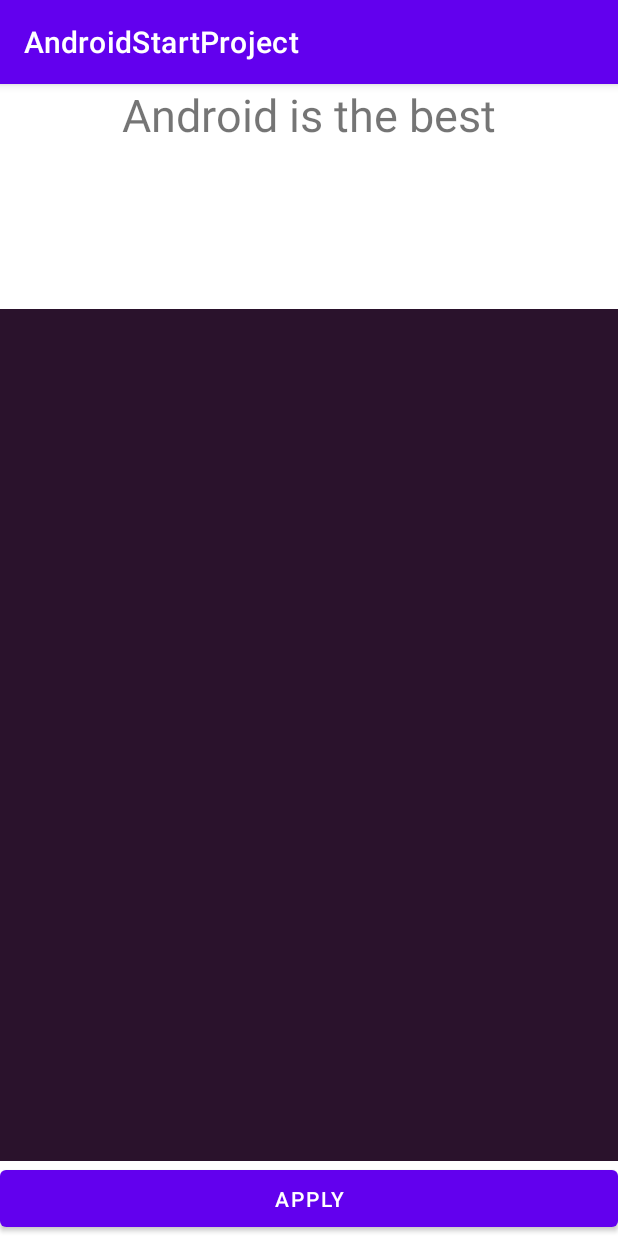
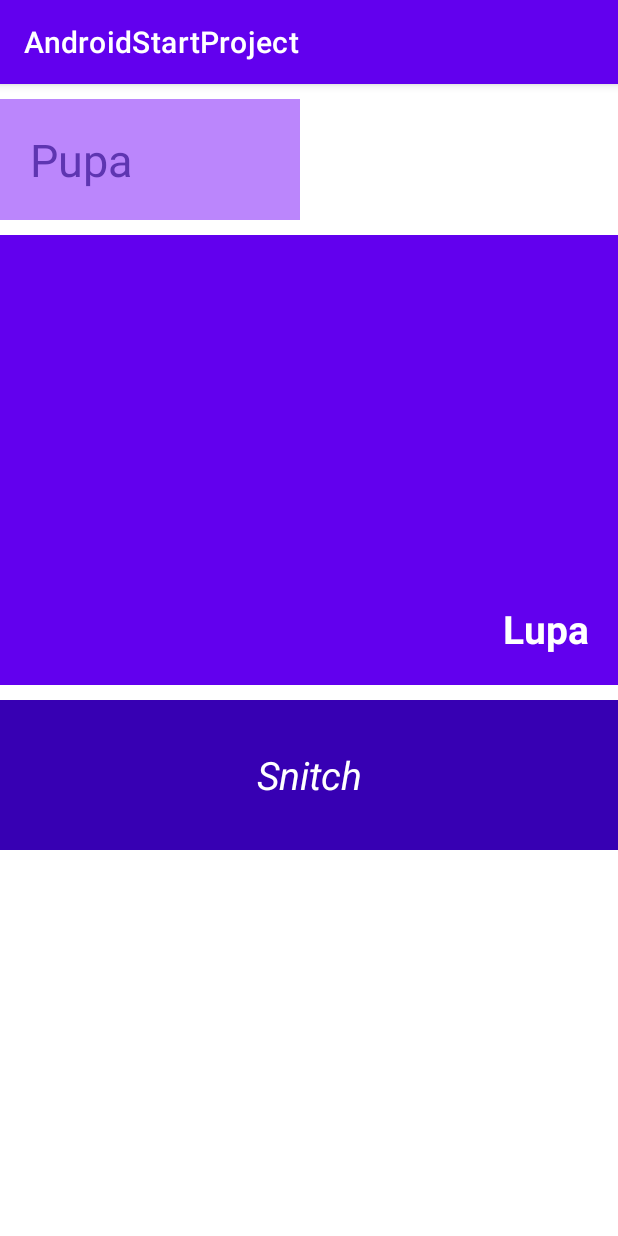
Before and after one commit to ATixonov/AndroidStartProject, an Android app: the screen it shows after launch (MainActivity), on a phone screen of 412 x 824 dp. Run offline under Robolectric (Android 15) with nearby library versions, the phone set to English and light mode, and no system bars.

Commit message:
LinearLayout example

```diff
--- a/app/src/main/res/layout/activity_main.xml
+++ b/app/src/main/res/layout/activity_main.xml
@@ -4,19 +4,42 @@
     xmlns:tools="http://schemas.android.com/tools"
     android:layout_width="match_parent"
     android:layout_height="match_parent"
-    android:gravity="center"
     android:orientation="vertical"
     tools:context=".MainActivity">
-
     <TextView
         android:id="@+id/text"
-        android:layout_width="wrap_content"
-        android:layout_height="200dp"
-        android:layout_weight="1"
-        android:text="Android is the best"
-        android:textSize="30sp" />
-
-    <View
+        android:layout_width="200dp"
+        android:layout_height="wrap_content"
+        android:padding="20dp"
+        android:layout_marginTop="10dp"
+        android:background="@color/purple_200"
+        android:text="Pupa"
+        android:textColor="#5E35B1"
+        android:textSize="30sp"
+        android:textStyle="normal" />
+    <TextView
+        android:layout_width="match_parent"
+        android:layout_height="300dp"
+        android:layout_marginTop="10dp"
+        android:background="@color/purple_500"
+        android:gravity="bottom|end"
+        android:padding="20dp"
+        android:text="Lupa"
+        android:textColor="@color/white"
+        android:textSize="26sp"
+        android:textStyle="bold" />
+    <TextView
+        android:layout_width="match_parent"
+        android:layout_height="100dp"
+        android:padding="20dp"
+        android:layout_marginTop="10dp"
+        android:gravity="center"
+        android:text="Snitch"
+        android:textStyle="italic"
+        android:textColor="@color/white"
+        android:background="@color/purple_700"
+        android:textSize="26sp" />
+    <!--<View
         android:layout_width="wrap_content"
         android:layout_height="wrap_content"
         android:layout_weight="4"
@@ -27,6 +50,5 @@
         android:layout_width="match_parent"
         android:layout_height="100dp"
         android:layout_weight="1"
-        android:text="Apply" />
-
+        android:text="Apply" />-->
 </LinearLayout>
```
